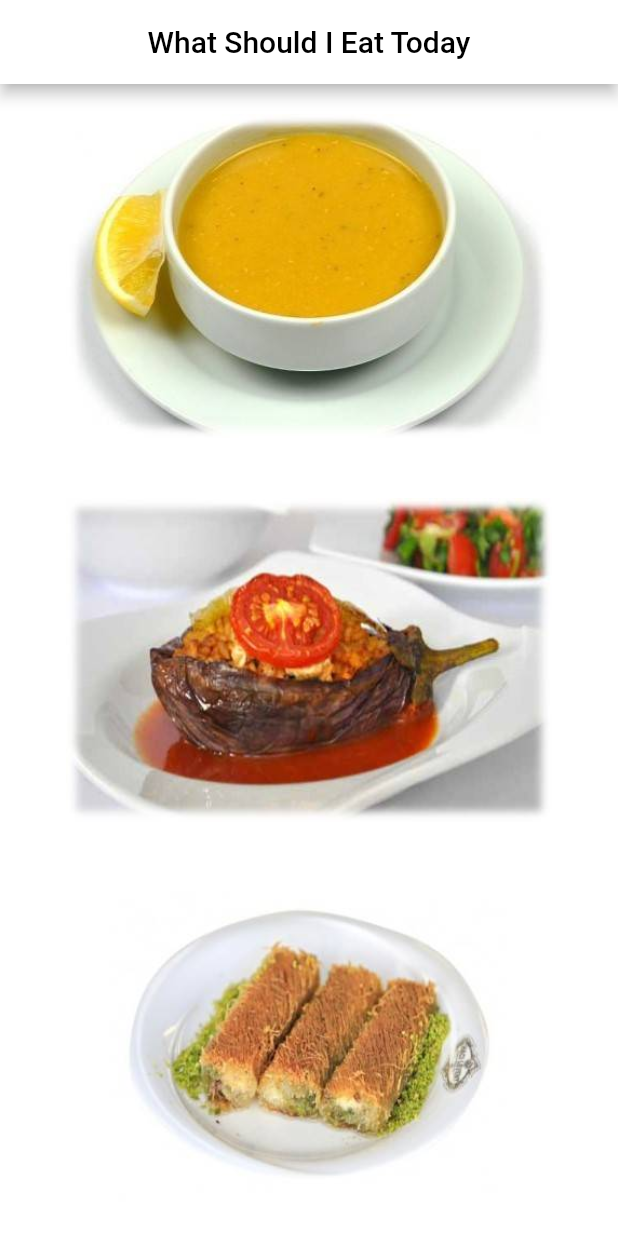
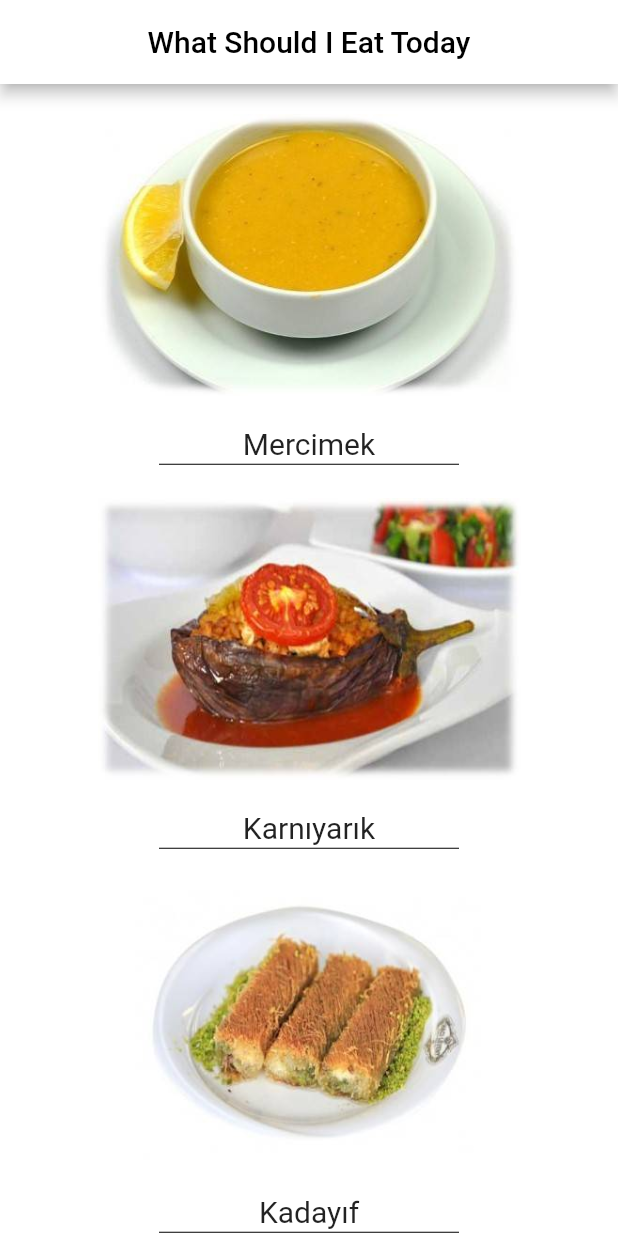
Before and after one commit to vacipderici/whatShouldIEatToday, a Flutter app: the screen it shows after launch, on a phone screen of 412 x 824 dp. Run offline on Flutter 3.47's test engine with Material 2 defaults, Android fonts, the phone set to English and light mode, and no system bars.

Commit message:
last commit

```diff
--- a/lib/main.dart
+++ b/lib/main.dart
@@ -39,6 +39,28 @@ class _FoodPageState extends State<FoodPage> {
 
   int yemekNo = 1;
 
+  List<String> corbaAdlari = [
+    'Mercimek',
+    'Tarhana',
+    'Tavuksuyu',
+    'Düğün Corbası',
+    'Yogurtlu Corba'
+  ];
+  List<String> yemekAdlari = [
+    'Karnıyarık',
+    'Mantı',
+    'Kuru Fasulye',
+    'İçli köfte',
+    'Izgara Balık'
+  ];
+
+  List<String> tatliAdlari = [
+    'Kadayıf',
+    'Baklava',
+    'Sütlac',
+    'Kazandibi',
+    'Dondurma'
+  ];
   void refreshFoods() {
     setState(() {
       corbaNo = Random().nextInt(5) + 1;
@@ -62,6 +84,17 @@ class _FoodPageState extends State<FoodPage> {
                 onPressed: refreshFoods,
                 child: Image.asset('assets/corba_$corbaNo.jpg')),
           )),
+          Text(
+            corbaAdlari[corbaNo - 1],
+            style: TextStyle(fontSize: 20),
+          ),
+          Container(
+            width: 200,
+            child: Divider(
+              height: 5,
+              color: Colors.black,
+            ),
+          ),
           Expanded(
             child: Padding(
               padding: const EdgeInsets.all(12.0),
@@ -71,7 +104,19 @@ class _FoodPageState extends State<FoodPage> {
                   ),
                   onPressed: refreshFoods,
                   child: Image.asset('assets/yemek_$yemekNo.jpg')),
-          )),
+            ),
+          ),
+          Text(
+            yemekAdlari[yemekNo - 1],
+            style: TextStyle(fontSize: 20),
+          ),
+          Container(
+            width: 200,
+            child: Divider(
+              height: 5,
+              color: Colors.black,
+            ),
+          ),
           Expanded(
             child: Padding(
               padding: const EdgeInsets.all(12.0),
@@ -81,7 +126,19 @@ class _FoodPageState extends State<FoodPage> {
                   ),
                   onPressed: refreshFoods,
                   child: Image.asset('assets/tatli_$tatliNo.jpg')),
-          )),
+            ),
+          ),
+          Text(
+            tatliAdlari[tatliNo - 1],
+            style: TextStyle(fontSize: 20),
+          ),
+          Container(
+            width: 200,
+            child: Divider(
+              height: 5,
+              color: Colors.black,
+            ),
+          ),
         ],
       ),
     );
```
Lines whose indentation alone changed are shown as unchanged.
